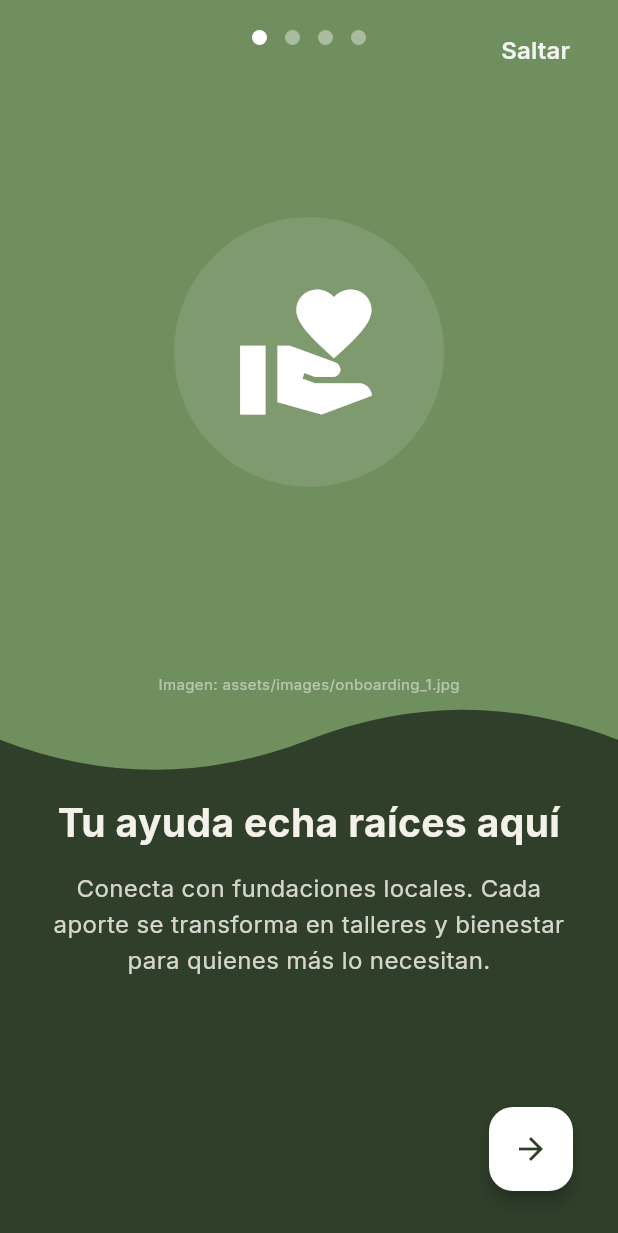
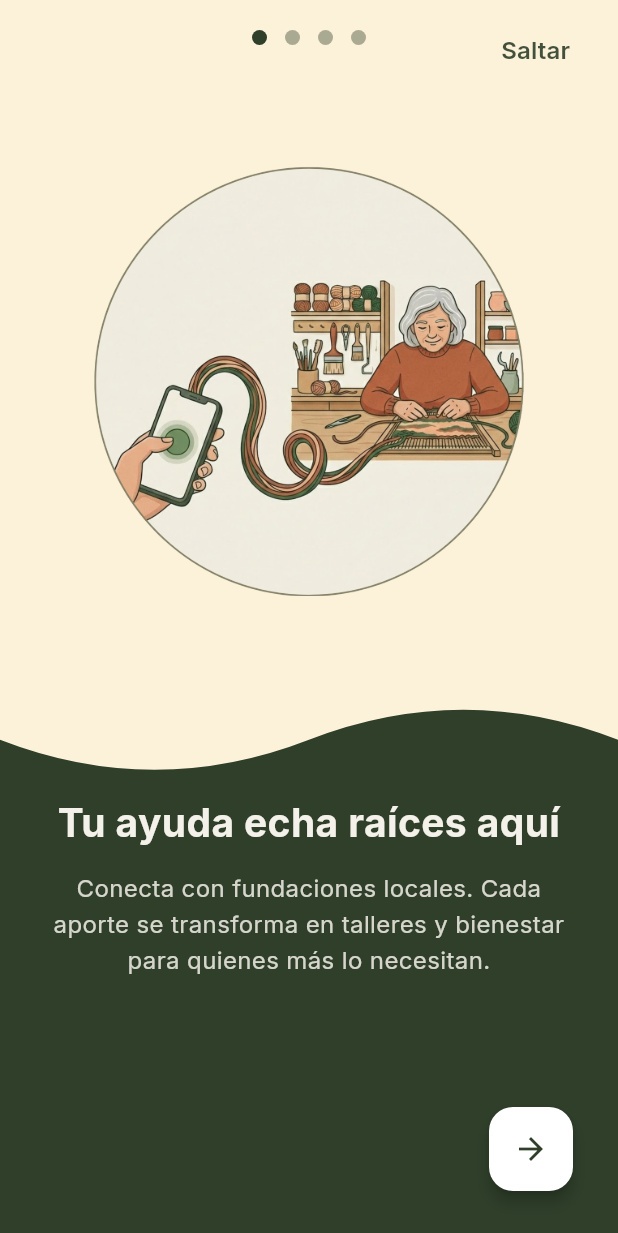
Before and after one commit to Favi-Dev/mipyme, a Flutter app: the screen it shows after launch, on a phone screen of 412 x 824 dp. Shown: the top 1233 px of the screen. Run offline on Flutter 3.47's test engine with Material 3 defaults, Android fonts, the phone set to English and light mode, and no system bars; our stand-ins replace cloud_firestore, firebase_auth, firebase_core, firebase_messaging, firebase_storage, flutter_map and 8 more; missing offline and left inert: mobile_scanner; accounts and stored records are empty; project files that could hold a hidden picture were left out.

```diff
--- a/lib/screens/onboarding_screen.dart
+++ b/lib/screens/onboarding_screen.dart
@@ -62,8 +62,8 @@ class _OnboardingScreenState extends State<OnboardingScreen> {
     final colorScheme = theme.colorScheme;
 
     return Scaffold(
-      // Fondo superior (verde claro/secundario)
-      backgroundColor: colorScheme.secondary,
+      // Fondo superior (crema #fcf1d9)
+      backgroundColor: const Color(0xFFFCF1D9),
       body: Stack(
         children: [
           // Contenido Principal (PageView)
@@ -99,8 +99,8 @@ class _OnboardingScreenState extends State<OnboardingScreen> {
                   width: 10,
                   decoration: BoxDecoration(
                     color: _currentPage == index
-                        ? Colors.white
-                        : Colors.white.withOpacity(0.4),
+                        ? const Color(0xFF2F3F2A)
+                        : const Color(0xFF2F3F2A).withOpacity(0.4),
                     shape: BoxShape.circle,
                   ),
                 ),
@@ -117,7 +117,7 @@ class _OnboardingScreenState extends State<OnboardingScreen> {
               child: Text(
                 'Saltar',
                 style: TextStyle(
-                  color: Colors.white.withOpacity(0.9),
+                  color: const Color(0xFF2F3F2A).withOpacity(0.9),
                   fontWeight: FontWeight.w600,
                   fontSize: 16,
                 ),
@@ -218,27 +218,15 @@ class _OnboardingPage extends StatelessWidget {
             child: Column(
               mainAxisAlignment: MainAxisAlignment.center,
               children: [
-                // Placeholder para la imagen
-                // Cuando tengas las imágenes, usa: Image.asset(content.imageAsset)
                 Expanded(
-                  child: Container(
-                    decoration: BoxDecoration(
-                      color: Colors.white.withOpacity(0.1),
-                      shape: BoxShape.circle,
-                    ),
-                    padding: const EdgeInsets.all(40),
-                    child: Icon(
-                      content.icon,
-                      size: 100,
-                      color: Colors.white,
+                  child: Padding(
+                    padding: const EdgeInsets.all(20.0),
+                    child: Image.asset(
+                      content.imageAsset,
+                      fit: BoxFit.contain,
                     ),
                   ),
                 ),
-                const SizedBox(height: 20),
-                Text(
-                  "Imagen: ${content.imageAsset}",
-                  style: TextStyle(color: Colors.white.withOpacity(0.5), fontSize: 10),
-                )
               ],
             ),
           ),
```
